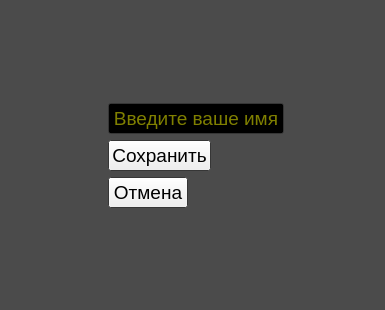
First picture: the form in src/ui/SaveResultsWgt.ui, repository MikhailKundin/Tetris, before the edit.
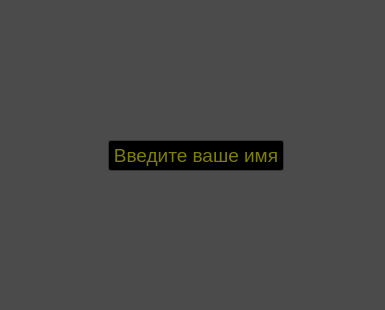
Second picture: the form after the edit.

The edit to the form file:
```diff
--- a/src/ui/SaveResultsWgt.ui
+++ b/src/ui/SaveResultsWgt.ui
@@ -509,42 +509,6 @@
         </property>
        </widget>
       </item>
-      <item>
-       <widget class="QPushButton" name="pushButton">
-        <property name="sizePolicy">
-         <sizepolicy hsizetype="Fixed" vsizetype="Fixed">
-          <horstretch>0</horstretch>
-          <verstretch>0</verstretch>
-         </sizepolicy>
-        </property>
-        <property name="font">
-         <font>
-          <pointsize>14</pointsize>
-         </font>
-        </property>
-        <property name="text">
-         <string>Сохранить</string>
-        </property>
-       </widget>
-      </item>
-      <item>
-       <widget class="QPushButton" name="pushButton_2">
-        <property name="sizePolicy">
-         <sizepolicy hsizetype="Fixed" vsizetype="Fixed">
-          <horstretch>0</horstretch>
-          <verstretch>0</verstretch>
-         </sizepolicy>
-        </property>
-        <property name="font">
-         <font>
-          <pointsize>14</pointsize>
-         </font>
-        </property>
-        <property name="text">
-         <string>Отмена</string>
-        </property>
-       </widget>
-      </item>
      </layout>
     </item>
     <item row="1" column="2">
```
Left out of the diff: 16 changed lines with no effect on the pictures.
